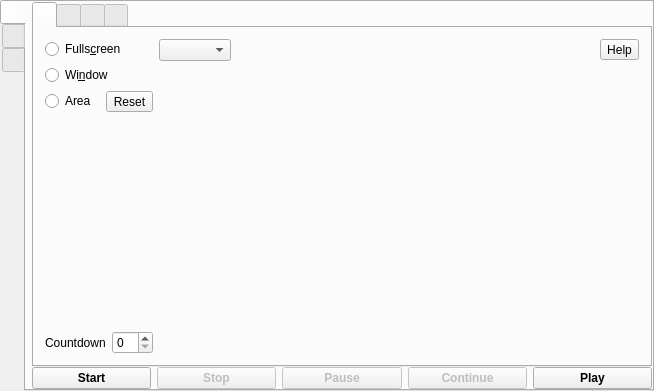
Old version of the form mainwindow.ui in the repository vkohaupt/vokoscreenNG.
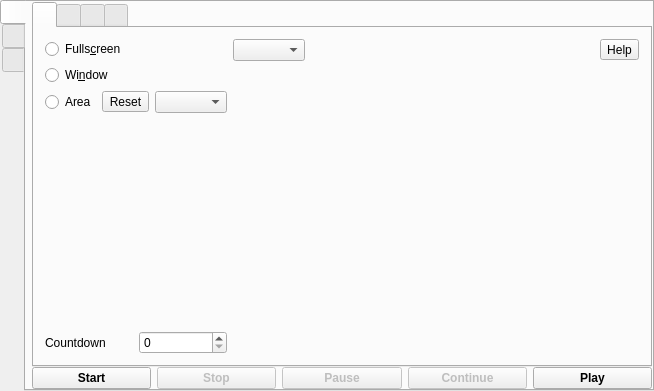
New version of the form. Icons and pictures are not drawn.

Commit message: Area resolutions

Patch:
```diff
--- a/mainwindow.ui
+++ b/mainwindow.ui
@@ -146,6 +146,9 @@
                   </property>
                  </widget>
                 </item>
+                <item>
+                 <widget class="QComboBox" name="comboBoxAreaSize"/>
+                </item>
                </layout>
               </item>
               <item>
```
The commit also changes 3 other files.
